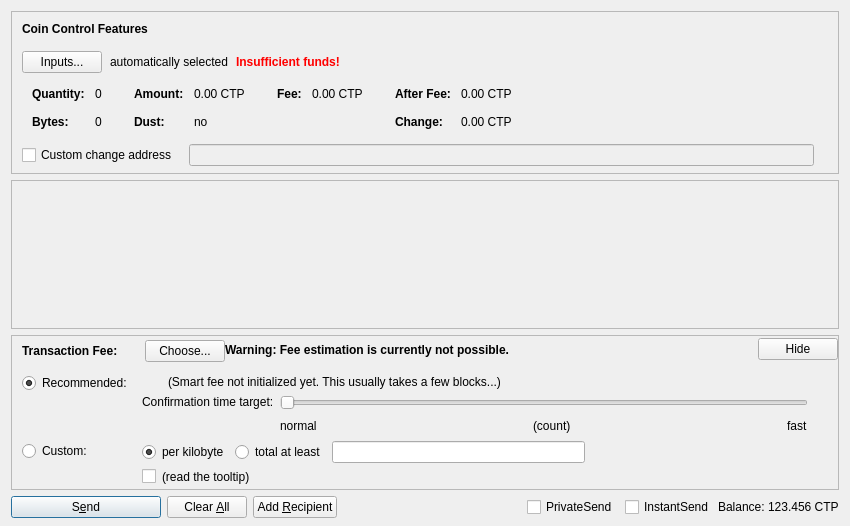
This is src/qt/forms/sendcoinsdialog.ui in citypayorg/utb as Qt 5 draws it before an edit. The edited form follows.
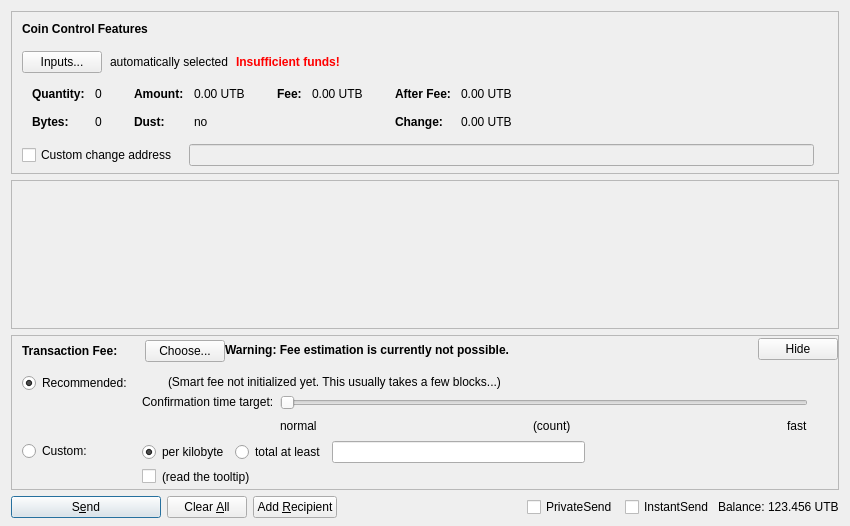
This is the edited form. Custom widgets are drawn as their Qt base class.

```diff
--- a/src/qt/forms/sendcoinsdialog.ui
+++ b/src/qt/forms/sendcoinsdialog.ui
@@ -324,7 +324,7 @@
                   <enum>Qt::ActionsContextMenu</enum>
                  </property>
                  <property name="text">
-                  <string notr="true">0.00 CTP</string>
+                  <string notr="true">0.00 UTB</string>
                  </property>
                  <property name="textInteractionFlags">
                   <set>Qt::LinksAccessibleByMouse|Qt::TextSelectableByKeyboard|Qt::TextSelectableByMouse</set>
@@ -404,7 +404,7 @@
                   <enum>Qt::ActionsContextMenu</enum>
                  </property>
                  <property name="text">
-                  <string notr="true">0.00 CTP</string>
+                  <string notr="true">0.00 UTB</string>
                  </property>
                  <property name="textInteractionFlags">
                   <set>Qt::LinksAccessibleByMouse|Qt::TextSelectableByKeyboard|Qt::TextSelectableByMouse</set>
@@ -455,7 +455,7 @@
                   <enum>Qt::ActionsContextMenu</enum>
                  </property>
                  <property name="text">
-                  <string notr="true">0.00 CTP</string>
+                  <string notr="true">0.00 UTB</string>
                  </property>
                  <property name="textInteractionFlags">
                   <set>Qt::LinksAccessibleByMouse|Qt::TextSelectableByKeyboard|Qt::TextSelectableByMouse</set>
@@ -484,7 +484,7 @@
                   <enum>Qt::ActionsContextMenu</enum>
                  </property>
                  <property name="text">
-                  <string notr="true">0.00 CTP</string>
+                  <string notr="true">0.00 UTB</string>
                  </property>
                  <property name="textInteractionFlags">
                   <set>Qt::LinksAccessibleByMouse|Qt::TextSelectableByKeyboard|Qt::TextSelectableByMouse</set>
@@ -1326,7 +1326,7 @@
           <cursorShape>IBeamCursor</cursorShape>
          </property>
          <property name="text">
-          <string notr="true">123.456 CTP</string>
+          <string notr="true">123.456 UTB</string>
          </property>
          <property name="textInteractionFlags">
           <set>Qt::LinksAccessibleByMouse|Qt::TextSelectableByKeyboard|Qt::TextSelectableByMouse</set>
```
Left out of the diff: 6 changed lines with no effect on the pictures.
